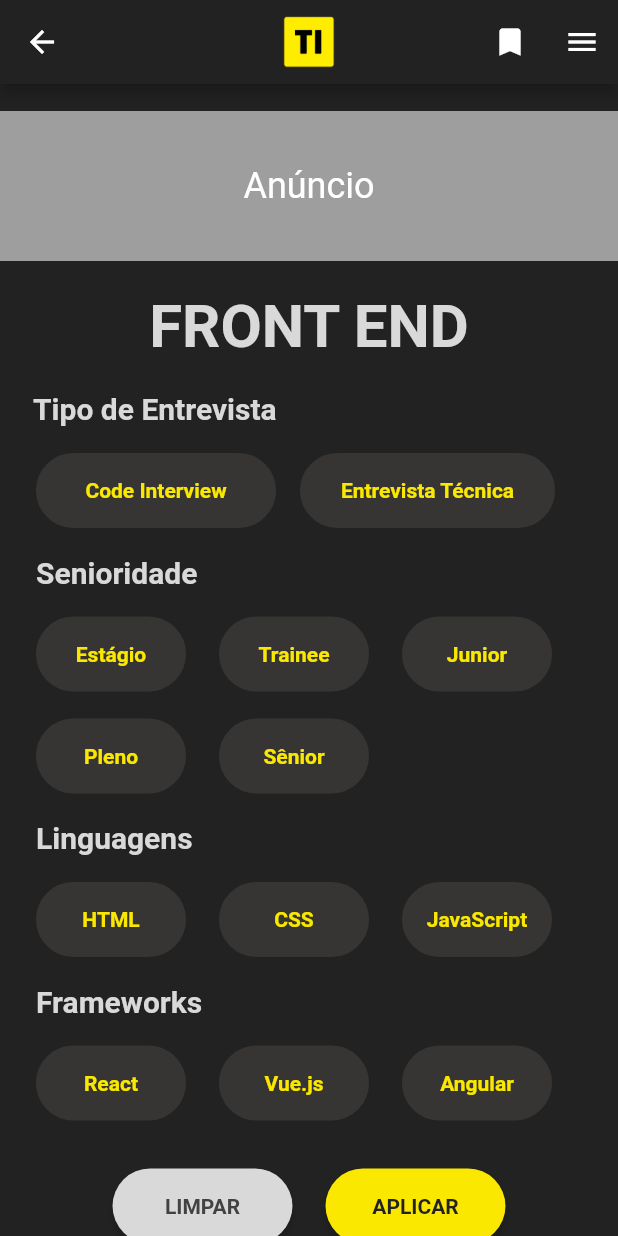
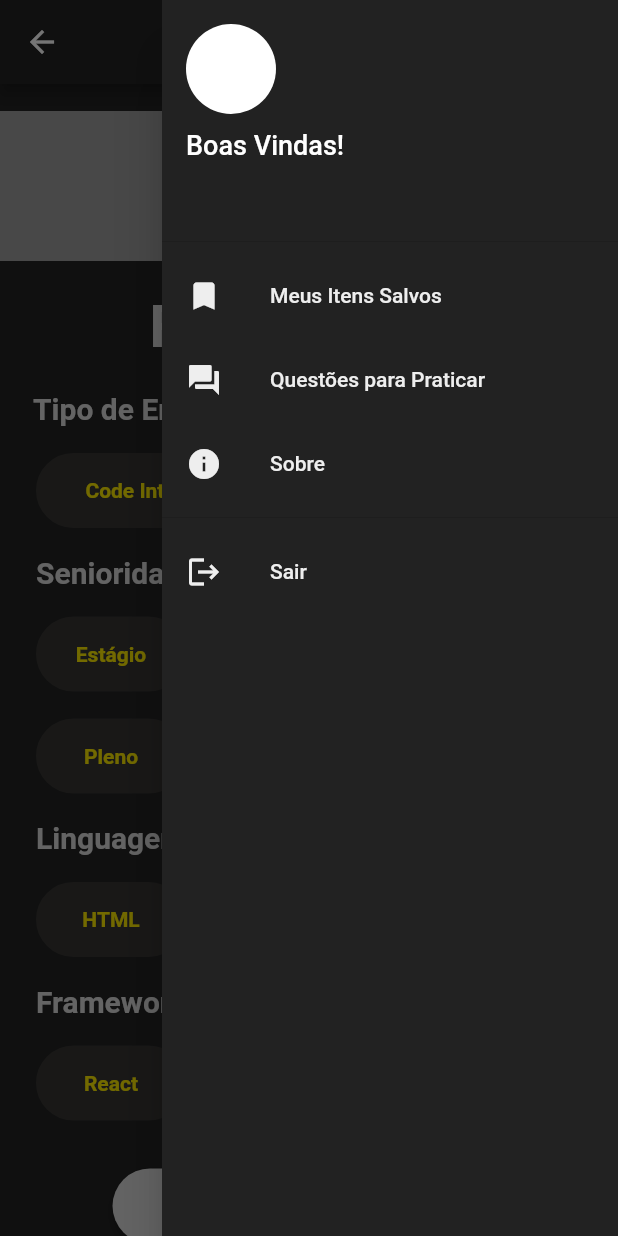
Before and after one commit to sdfadigas/app_tinterview, a Flutter app: the FrontendPage screen opened directly, with the side drawer open (before the commit the screen has no drawer), on a phone screen of 412 x 824 dp. Run offline on Flutter 3.47's test engine with Material 2 defaults, Android fonts, the phone set to English and light mode, and no system bars; our stand-ins replace firebase_auth, firebase_core, flutter_icons_null_safety, flutter_signin_button, google_sign_in, image_picker; accounts and stored records are empty.

Commit message:
add drawer na FrontendPage.dart

```diff
--- a/lib/viewers/FrontendPage.dart
+++ b/lib/viewers/FrontendPage.dart
@@ -1,4 +1,10 @@
+import 'dart:io';
+import 'package:app_tinterview/viewers/LoginPage.dart';
 import 'package:flutter/material.dart';
+import 'package:image_picker/image_picker.dart';
+import 'package:app_tinterview/models/LoginLogoutGoogle.dart';
+import 'package:app_tinterview/viewers/AboutPage.dart';
+import 'package:app_tinterview/viewers/ExercisesPage.dart';
 import 'package:app_tinterview/viewers/ItensSalvosPage.dart';
 
 class FrontendPage extends StatefulWidget {
@@ -7,6 +13,18 @@ class FrontendPage extends StatefulWidget {
 }
 
 class _FrontendPageState extends State<FrontendPage> {
+  File? _image;
+
+  Future<void> _pickImage() async {
+    final pickedFile =
+        await ImagePicker().pickImage(source: ImageSource.gallery);
+    if (pickedFile != null) {
+      setState(() {
+        _image = File(pickedFile.path);
+      });
+    }
+  }
+
   List<bool> _pressed = List.filled(13, false);
 
   @override
@@ -20,21 +38,82 @@ class _FrontendPageState extends State<FrontendPage> {
           "images/logo.png",
           width: 50,
         ),
-        actions: <Widget>[
-          IconButton(
-            icon: Icon(Icons.bookmark),
-            onPressed: () {
-              Navigator.push(context,
-                  MaterialPageRoute(builder: (context) => ItensSalvosPage()));
-            },
+      ),
+      endDrawer: Drawer(
+        child: Container(
+          color: Color(0xFF222222),
+          alignment: Alignment.centerRight,
+          child: ListView(
+            padding: EdgeInsets.zero,
+            children: [
+              DrawerHeader(
+                child: Column(
+                  crossAxisAlignment: CrossAxisAlignment.start,
+                  children: [
+                    GestureDetector(
+                      onTap: _pickImage,
+                      child: CircleAvatar(
+                        backgroundColor: Colors.white,
+                        radius: 30,
+                        backgroundImage:
+                            _image != null ? FileImage(_image!) : null,
+                      ),
+                    ),
+                    SizedBox(height: 10),
+                    Text(
+                      "Boas Vindas!",
+                      style: TextStyle(
+                        fontSize: 18,
+                        color: Colors.white,
+                      ),
+                    ),
+                  ],
+                ),
+              ),
+              ListTile(
+                leading: Icon(Icons.bookmark, color: Color(0xFFeeeeee)),
+                title: Text('Meus Itens Salvos',
+                    style: TextStyle(color: Color(0xFFeeeeee))),
+                onTap: () {
+                  Navigator.push(
+                      context,
+                      MaterialPageRoute(
+                          builder: (context) => ItensSalvosPage()));
+                },
+              ),
+              ListTile(
+                leading: Icon(Icons.question_answer, color: Color(0xFFeeeeee)),
+                title: Text('Questões para Praticar',
+                    style: TextStyle(color: Color(0xFFeeeeee))),
+                onTap: () {
+                  Navigator.push(context,
+                      MaterialPageRoute(builder: (context) => ExercisesPage()));
+
+                  //  tem que ver se vai implementar mesmo
+                },
+              ),
+              ListTile(
+                leading: Icon(Icons.info, color: Color(0xFFeeeeee)),
+                title:
+                    Text('Sobre', style: TextStyle(color: Color(0xFFeeeeee))),
+                onTap: () {
+                  Navigator.push(context,
+                      MaterialPageRoute(builder: (context) => AboutPage()));
+                },
+              ),
+              Divider(),
+              ListTile(
+                leading: Icon(Icons.logout, color: Color(0xFFeeeeee)),
+                title: Text('Sair', style: TextStyle(color: Color(0xFFeeeeee))),
+                onTap: () async {
+                  await LoginController().signOut();
+                  Navigator.push(context,
+                      MaterialPageRoute(builder: (context) => Login()));
+                },
+              ),
+            ],
           ),
-          IconButton(
-            icon: Icon(Icons.menu),
-            onPressed: () {
-              // Ação do ícone de menu hamburguer
-            },
-          ),
-        ],
+        ),
       ),
       body: SingleChildScrollView(
         child: Column(
```
Also changed, not shown: lib/controllers/ImagePicker.dart (+97 -7 lines), lib/viewers/SearchField.dart (+44 -37 lines).
